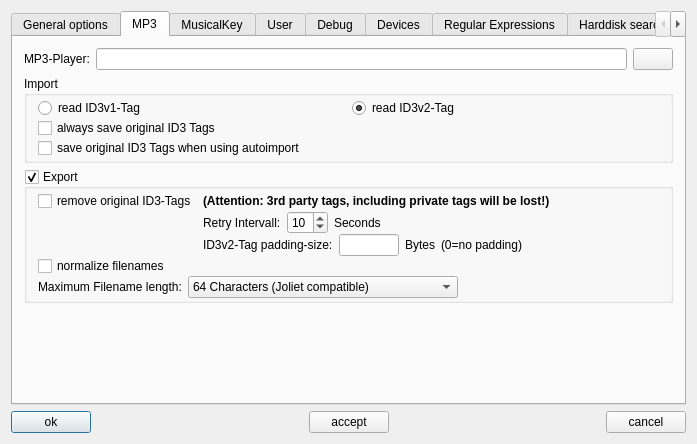
Old version of the form src/properties/properties.ui in the repository pfedick/winmusik.
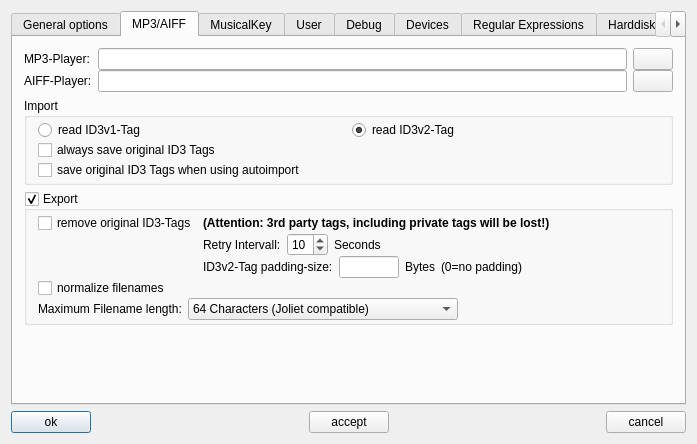
New version of the form. The open tabs and pages were chosen to show the change. Icons and pictures are not drawn.

Commit message: In den Optionen kann ein separater Player für AIFF-Dateien definiert werden.

```diff
--- a/src/properties/properties.ui
+++ b/src/properties/properties.ui
@@ -248,7 +248,7 @@
         <normaloff>:/devices25/resources/tr25x25-0007.png</normaloff>:/devices25/resources/tr25x25-0007.png</iconset>
       </attribute>
       <attribute name="title">
-       <string>MP3</string>
+       <string>MP3/AIFF</string>
       </attribute>
       <layout class="QVBoxLayout" name="verticalLayout_7">
        <item>
@@ -286,6 +286,33 @@
            </property>
           </widget>
          </item>
+         <item row="1" column="0">
+          <widget class="QLabel" name="label_58">
+           <property name="text">
+            <string>AIFF-Player:</string>
+           </property>
+          </widget>
+         </item>
+         <item row="1" column="1">
+          <widget class="QLineEdit" name="aiffPlayer"/>
+         </item>
+         <item row="1" column="2">
+          <widget class="QPushButton" name="aiffPlayerButton">
+           <property name="text">
+            <string/>
+           </property>
+           <property name="icon">
+            <iconset resource="../../resources.qrc">
+             <normaloff>:/icons/resources/folder-open-16.png</normaloff>:/icons/resources/folder-open-16.png</iconset>
+           </property>
+           <property name="iconSize">
+            <size>
+             <width>16</width>
+             <height>16</height>
+            </size>
+           </property>
+          </widget>
+         </item>
         </layout>
        </item>
        <item>
```
Left out of the diff: 2 changed lines with no effect on the pictures. The commit also changes 7 other files.
